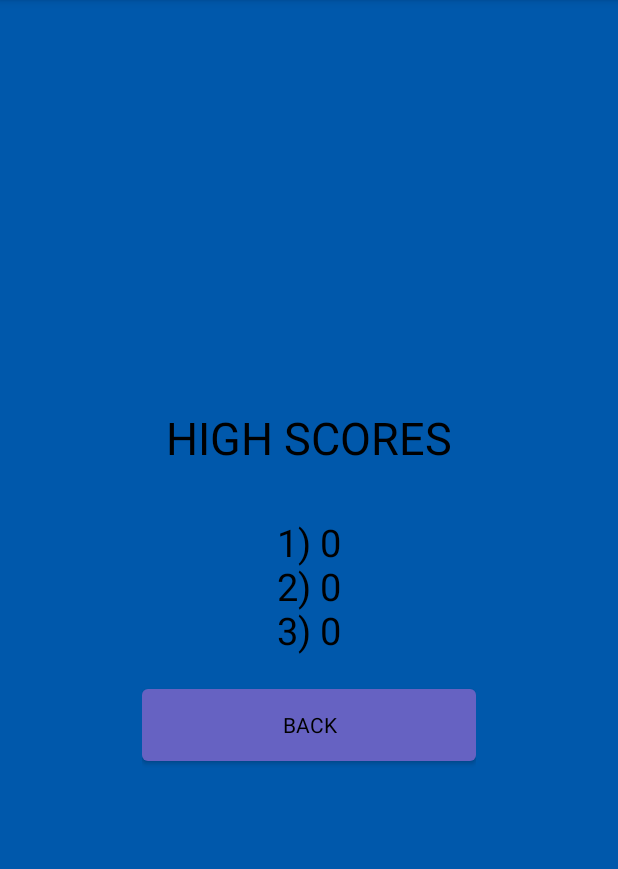
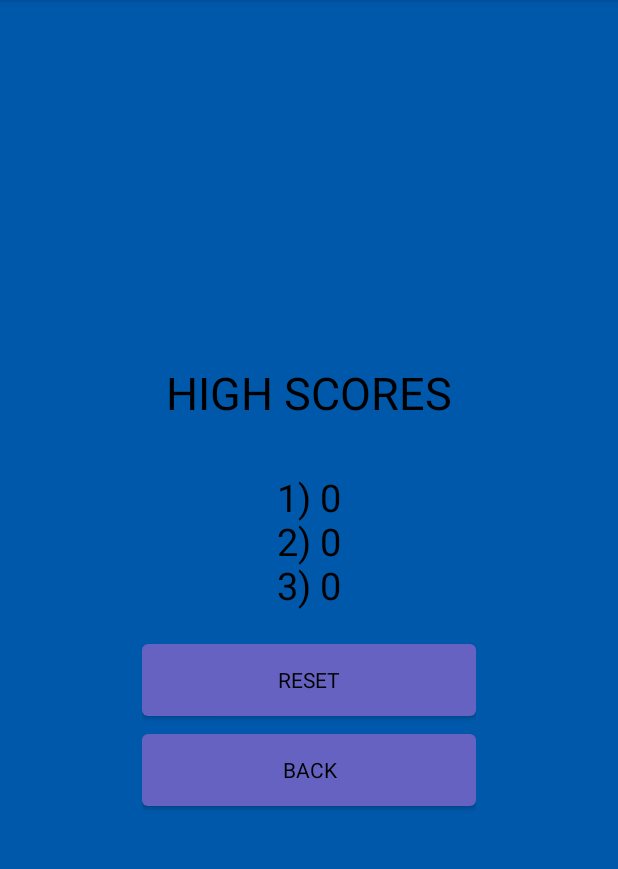
Before and after one commit to ZakYeo/Battleships_By_Zak, an Android app: the HighScoresActivity screen opened directly, with no data from a screen before it, on a phone screen of 412 x 824 dp, the part 84-953 px from its top. Run offline under Robolectric (Android 15) with nearby library versions, the phone set to English and light mode, and no system bars.

Commit message:
Added more documentation and the ability to reset the high scores.

```diff
--- a/app/src/main/AndroidManifest.xml
+++ b/app/src/main/AndroidManifest.xml
@@ -8,6 +8,7 @@
         android:label="@string/app_name"
         android:roundIcon="@mipmap/ic_launcher_round"
         android:supportsRtl="true"
+        android:screenOrientation="portrait"
         android:theme="@style/Theme.Battleships">
         <activity android:name=".HighScoresActivity" />
         <activity android:name=".RulesActivity" />
--- a/app/src/main/java/uk/ac/bournemouth/ap/battleships/BattleshipGameView.kt
+++ b/app/src/main/java/uk/ac/bournemouth/ap/battleships/BattleshipGameView.kt
@@ -87,10 +87,6 @@ class BattleshipGameView : BaseGameView {
     }
 
 
-    /**
-     * Actually draws a grid onto the screen. Uses rectangles and paints them a certain colour
-     * to represent the state of that cell.
-     */
     override fun onDraw(canvas: Canvas) {
         drawGrid(canvas, grid)
 
--- a/app/src/main/java/uk/ac/bournemouth/ap/battleships/HighScoresActivity.kt
+++ b/app/src/main/java/uk/ac/bournemouth/ap/battleships/HighScoresActivity.kt
@@ -6,6 +6,9 @@ import android.os.Bundle
 import android.widget.Button
 import android.widget.TextView
 
+/**
+ * Activity to represent the high scores menu. Here you can view the highscores and reset them.
+ */
 class HighScoresActivity : AppCompatActivity() {
     override fun onCreate(savedInstanceState: Bundle?) {
         super.onCreate(savedInstanceState)
@@ -13,6 +16,7 @@ class HighScoresActivity : AppCompatActivity() {
 
         val highScoresBackButton = findViewById<Button>(R.id.highScoresBackButton)
         val highScoresText = findViewById<TextView>(R.id.highScoreTextView)
+        val resetButton = findViewById<Button>(R.id.resetButton)
 
         val pref = applicationContext.getSharedPreferences("BattleshipsPref", 0)
 
@@ -21,6 +25,17 @@ class HighScoresActivity : AppCompatActivity() {
             startActivity(intent)
         }
 
+        //Reset the high scores:
+        resetButton.setOnClickListener{
+            val editor = pref.edit()
+            editor.putInt("firstHighScore", 0)
+            editor.putInt("secondHighScore", 0)
+            editor.putInt("thirdHighScore", 0)
+            highScoresText.text = getString(R.string.high_scores_empty)
+            editor.apply()
+        }
+
+        //Display the high scores:
         highScoresText.text = "1) ".plus(pref.getInt("firstHighScore", 0)).plus(
                 "\n2) ").plus(pref.getInt("secondHighScore", 0)).plus(
                 "\n3) ").plus(pref.getInt("thirdHighScore", 0))
--- a/app/src/main/res/layout/activity_high_scores.xml
+++ b/app/src/main/res/layout/activity_high_scores.xml
@@ -32,8 +32,18 @@
             android:layout_height="wrap_content"
             android:layout_margin="16dp"
             android:gravity="center"
-            android:textSize="25sp"
-            android:textColor="#000000" />
+            android:text="@string/high_scores_empty"
+            android:textColor="#000000"
+            android:textSize="25sp" />
+
+        <Button
+            android:id="@+id/resetButton"
+            android:layout_width="match_parent"
+            android:layout_height="60dp"
+            android:text="@string/reset"
+            android:textAppearance="@style/TextAppearance.AppCompat.Body1"
+            android:textColor="#000000"
+            app:backgroundTint="#6662C2" />
 
         <Button
             android:id="@+id/highScoresBackButton"
@@ -43,6 +53,7 @@
             android:textAppearance="@style/TextAppearance.AppCompat.Body1"
             android:textColor="#000000"
             app:backgroundTint="#6662C2" />
+
     </LinearLayout>
 
 </androidx.constraintlayout.widget.ConstraintLayout>
--- a/app/src/main/res/values/strings.xml
+++ b/app/src/main/res/values/strings.xml
@@ -23,5 +23,7 @@
     <string name="image_description">Main battleship image</string>
     <string name="first_high_score">1:</string>
     <string name="_2">2:</string>
+    <string name="reset">RESET</string>
+    <string name="high_scores_empty">1) 0\n2) 0\n3) 0</string>
 
 </resources>
--- a/logic/src/main/kotlin/org/example/student/battleshipgame/StudentBattleshipOpponent.kt
+++ b/logic/src/main/kotlin/org/example/student/battleshipgame/StudentBattleshipOpponent.kt
@@ -150,6 +150,9 @@ open class StudentBattleshipOpponent(ships: List<StudentShip>,
      * Additional feature. This method will move chosen ships a given distance. It will chose
      * the direction randomly and if that direction is not valid (overlapping or out of bounds) it
      * will try another. If no movement is valid it will not move.
+     *
+     * @param distance The amount of cells the ships should move each
+     * @param shipsChosen List of ships to move
      */
     fun moveShipsRandomly(distance: Int, shipsChosen: List<StudentShip> = _ships){
 
```
Also changed, not shown: app/src/main/java/uk/ac/bournemouth/ap/battleships/BaseGameView.kt (+8 -1 lines).
